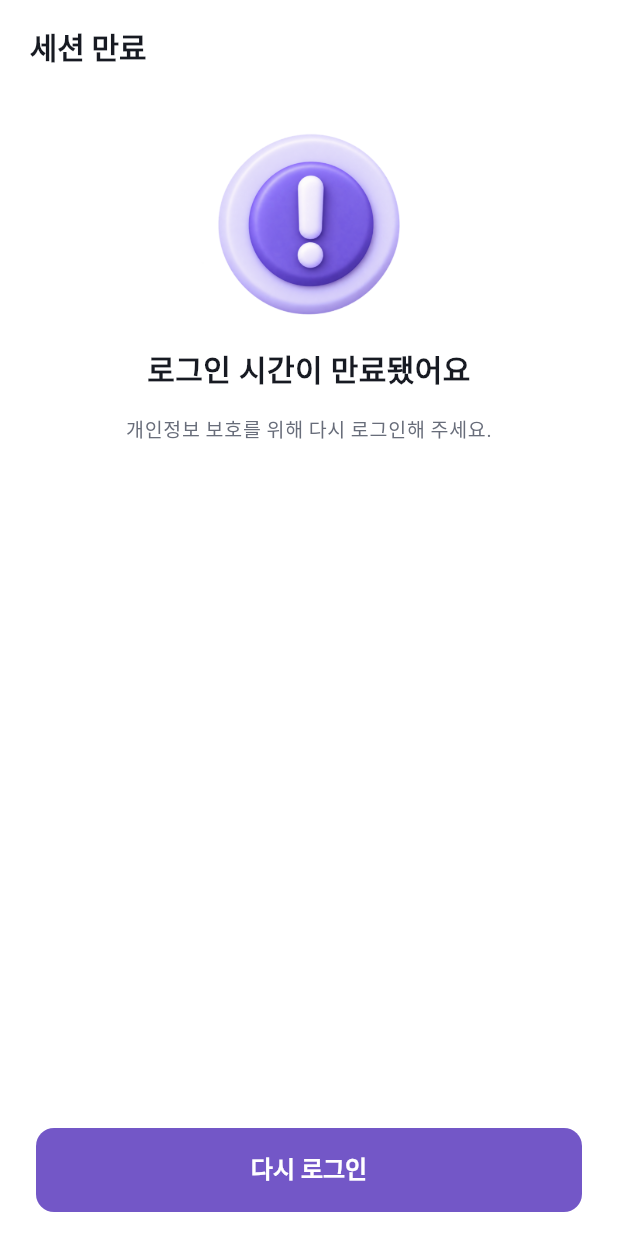
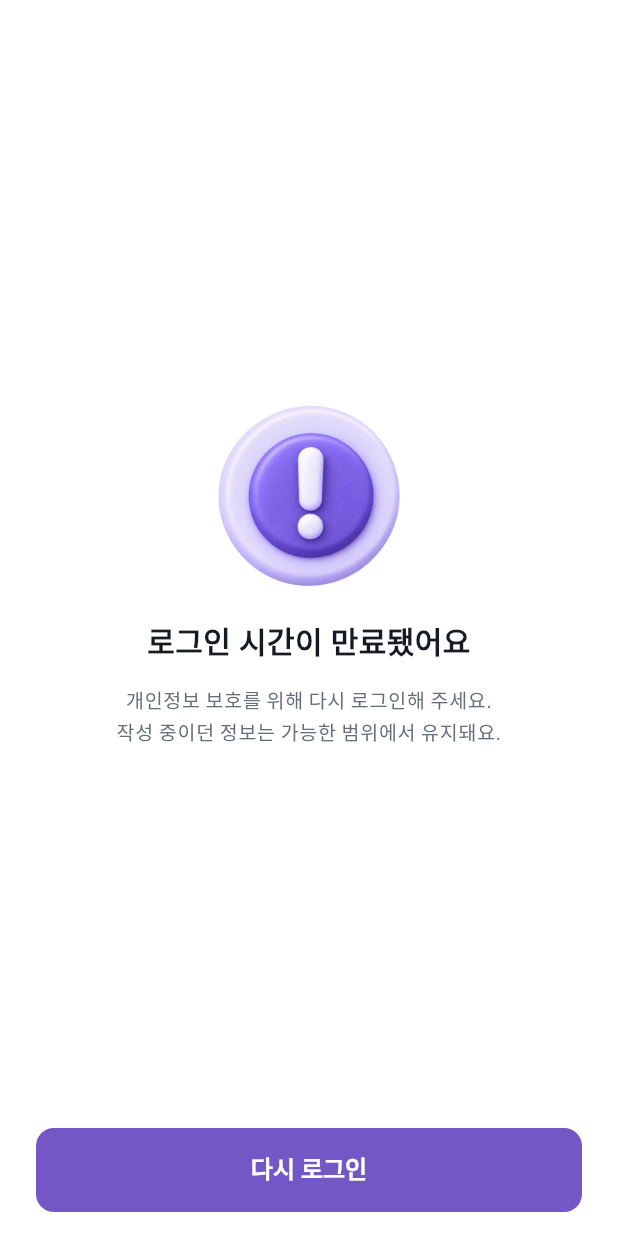
Before and after one commit to CSID-DGU/2026-2-CCD-RichReach-01, a Flutter app: the SessionExpiredScreen screen opened by its route, on a phone screen of 412 x 824 dp. Run offline on Flutter 3.47's test engine with Material 3 defaults, Android fonts, the phone set to English and light mode, and no system bars; our stand-ins replace flutter_riverpod, flutter_svg, go_router; Roboto replaces fonts that are missing (Pretendard).

Commit message:
fix: 세션 만료 화면 상단 제목을 빼고 안내를 가운데에 두기
- "세션 만료" 상단 제목 삭제, 아이콘과 안내 문구를 화면 가운데로
- "작성 중이던 정보는 가능한 범위에서 유지돼요" 문구 다시 넣기

Co-Authored-By: Claude Opus 5.5 <noreply@anthropic.com>

```diff
--- a/frontend/lib/features/auth/presentation/session_expired_screen.dart
+++ b/frontend/lib/features/auth/presentation/session_expired_screen.dart
@@ -3,13 +3,13 @@ import 'package:go_router/go_router.dart';
 
 import '../../../app/app_route.dart';
 import '../../../core/assets/app_assets.dart';
+import '../../../core/theme/app_colors.dart';
+import '../../../core/theme/app_dimens.dart';
 import '../../../core/theme/app_text_styles.dart';
-import '../../../core/widgets/onboarding_scaffold.dart';
 import '../../../core/widgets/primary_button.dart';
-import '../../../core/widgets/step_header.dart';
 import '../../../core/widgets/word_wrap_text.dart';
 
-/// AUTH-04 세션 만료. 로그인이 끊겨 돌아갈 화면이 없으므로 뒤로가기 없이 다시 로그인만 할 수 있다.
+/// AUTH-04 세션 만료. 상단 바 없이 화면 가운데에 안내를 두고, 다시 로그인만 할 수 있다.
 ///
 /// 토큰 재발급까지 실패하면 이 화면으로 보낸다: `context.go(AppRoute.sessionExpired.path)`
 class SessionExpiredScreen extends StatelessWidget {
@@ -20,13 +20,27 @@ class SessionExpiredScreen extends StatelessWidget {
     void toLogin() => context.go(AppRoute.login.path);
 
     return PopScope(
+      // 로그인이 끊겨 돌아갈 화면이 없으므로 뒤로가기도 로그인으로 보낸다.
       canPop: false,
       onPopInvokedWithResult: (didPop, _) {
         if (!didPop) toLogin();
       },
-      child: OnboardingScaffold(
-        header: const StepHeader(title: '세션 만료', showBack: false),
-        body: Center(
+      child: Scaffold(
+        backgroundColor: AppColors.background,
+        body: SafeArea(
+          child: Padding(
+            padding: const EdgeInsets.fromLTRB(
+              AppDimens.screenPadding,
+              0,
+              AppDimens.screenPadding,
+              16,
+            ),
+            child: Column(
+              crossAxisAlignment: CrossAxisAlignment.stretch,
+              children: [
+                Expanded(
+                  child: Center(
+                    child: SingleChildScrollView(
                       child: Column(
                         mainAxisSize: MainAxisSize.min,
                         children: [
@@ -37,21 +51,31 @@ class SessionExpiredScreen extends StatelessWidget {
                             excludeFromSemantics: true,
                           ),
                           const SizedBox(height: 8),
-              Text(
+                          Semantics(
+                            header: true,
+                            child: Text(
                               '로그인 시간이 만료됐어요',
                               textAlign: TextAlign.center,
                               style: AppTextStyles.title.copyWith(fontSize: 20),
                             ),
+                          ),
                           const SizedBox(height: 15),
                           WordWrapText(
-                '개인정보 보호를 위해 다시 로그인해 주세요.',
+                            '개인정보 보호를 위해 다시 로그인해 주세요.\n'
+                            '작성 중이던 정보는 가능한 범위에서 유지돼요.',
                             textAlign: TextAlign.center,
                             style: AppTextStyles.caption.copyWith(fontSize: 13),
                           ),
                         ],
                       ),
                     ),
-        bottom: PrimaryButton(label: '다시 로그인', onPressed: toLogin),
+                  ),
+                ),
+                PrimaryButton(label: '다시 로그인', onPressed: toLogin),
+              ],
+            ),
+          ),
+        ),
       ),
     );
   }
```
Also changed, not shown: 1 other file. Lines whose indentation alone changed are shown as unchanged.
